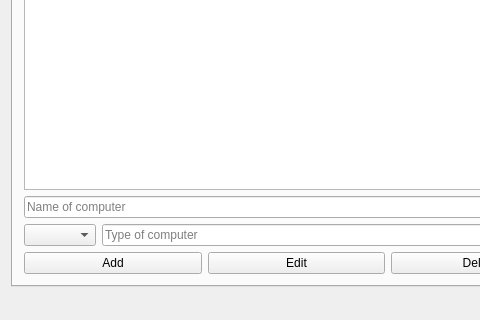
First picture: the form in mainwindow.ui, repository marin16/Skil3, before the edit; both pictures show x 0 to 480 and y 266 to 586 of the 593 by 586 pixel window.
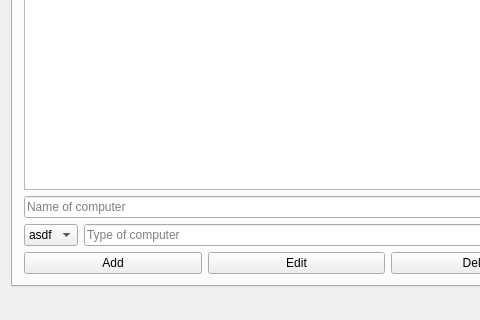
Second picture: the form after the edit. The open tabs and pages were chosen to show the change.

Commit message: added dates from 1800-2016 to computer design year

Patch:
```diff
--- a/mainwindow.ui
+++ b/mainwindow.ui
@@ -151,7 +151,13 @@
         <item>
          <layout class="QHBoxLayout" name="typeComputer">
           <item>
-           <widget class="QComboBox" name="addComputerYear"/>
+           <widget class="QComboBox" name="addComputerYear">
+            <item>
+             <property name="text">
+              <string>asdf</string>
+             </property>
+            </item>
+           </widget>
           </item>
           <item>
            <widget class="QLineEdit" name="addComputerType">
```
Left out of the diff: 2 changed lines with no effect on the pictures. The commit also changes 1 other file.
